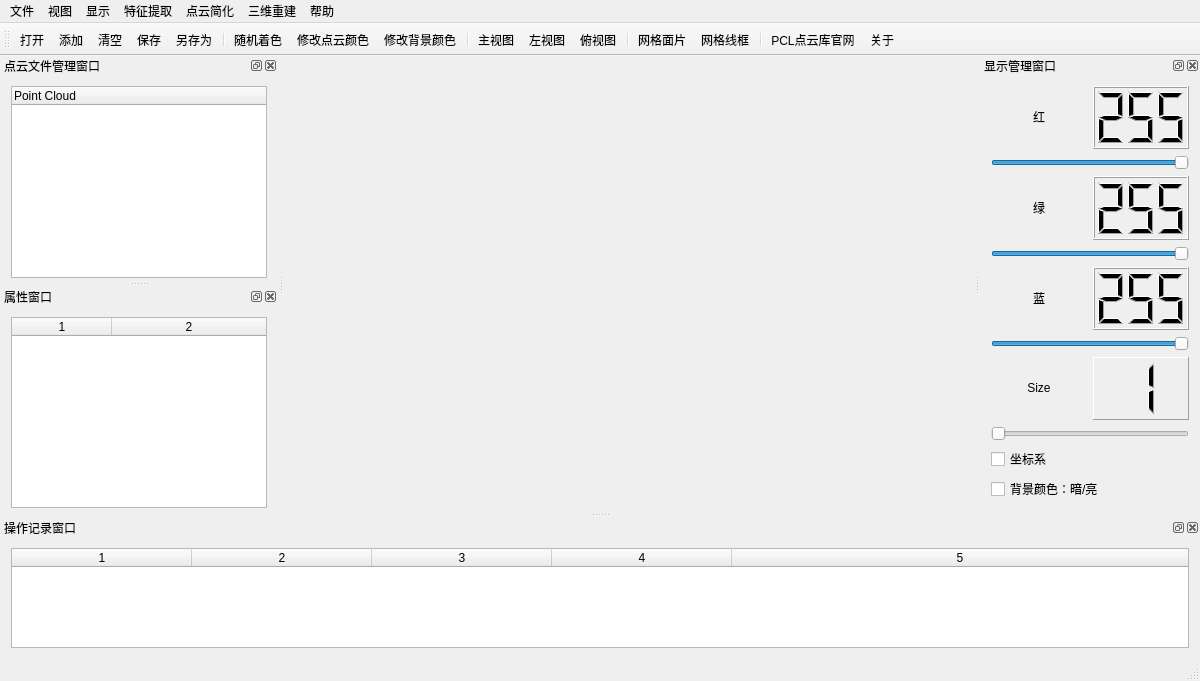
Old version of the form qtapplication.ui in the repository Mengyanduan/Graduation-Project.
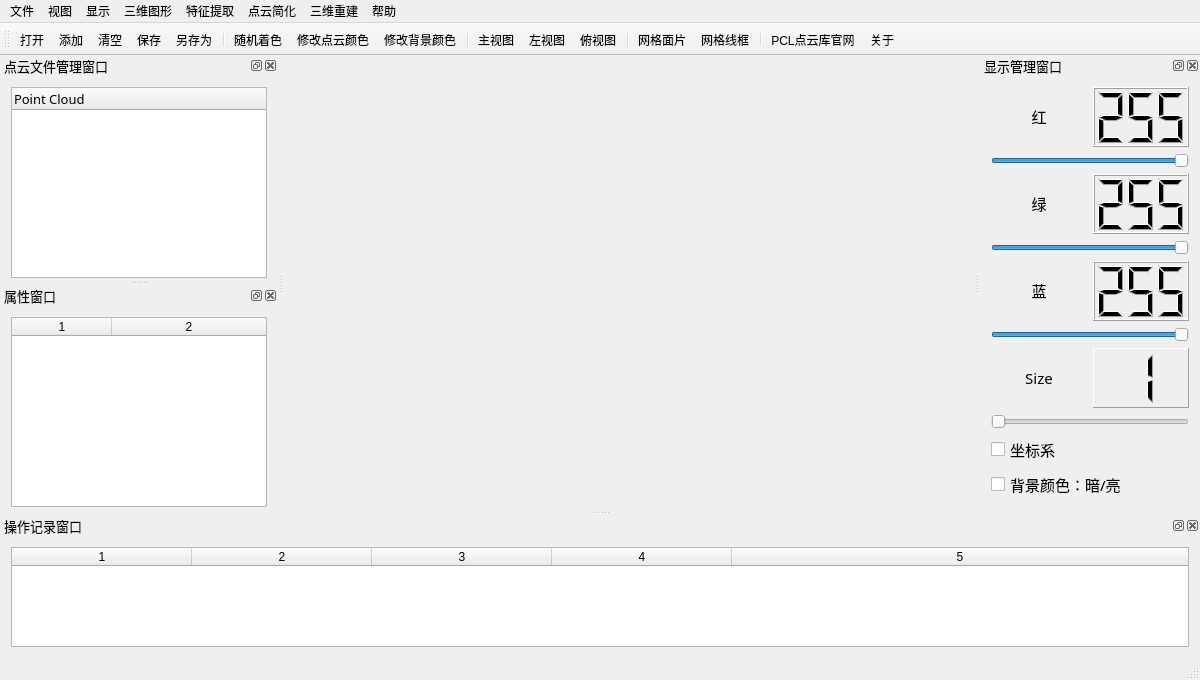
New version of the form. Icons and pictures are not drawn. Custom widgets are drawn as their Qt base class.

Patch:
```diff
--- a/qtapplication.ui
+++ b/qtapplication.ui
@@ -7,7 +7,7 @@
     <x>0</x>
     <y>0</y>
     <width>1200</width>
-    <height>681</height>
+    <height>680</height>
    </rect>
   </property>
   <property name="minimumSize">
@@ -115,9 +115,16 @@
     <addaction name="action_Help"/>
     <addaction name="action_About"/>
    </widget>
+   <widget class="QMenu" name="menu">
+    <property name="title">
+     <string>三维图形</string>
+    </property>
+    <addaction name="action_Sphere"/>
+   </widget>
    <addaction name="menu_File"/>
    <addaction name="menu_View"/>
    <addaction name="menu_Display"/>
+   <addaction name="menu"/>
    <addaction name="menu_Feature_extraction"/>
    <addaction name="menu_Simplification"/>
    <addaction name="menu_Generate"/>
@@ -170,6 +177,14 @@
      <height>524287</height>
     </size>
    </property>
+   <property name="font">
+    <font>
+     <family>SimSun-ExtB</family>
+     <pointsize>10</pointsize>
+     <weight>50</weight>
+     <bold>false</bold>
+    </font>
+   </property>
    <property name="floating">
     <bool>false</bool>
    </property>
@@ -224,6 +239,14 @@
      <height>524287</height>
     </size>
    </property>
+   <property name="font">
+    <font>
+     <family>SimSun-ExtB</family>
+     <pointsize>10</pointsize>
+     <weight>50</weight>
+     <bold>false</bold>
+    </font>
+   </property>
    <property name="floating">
     <bool>false</bool>
    </property>
@@ -258,6 +281,12 @@
        </item>
        <item row="3" column="0">
         <widget class="QLabel" name="Red_Label">
+         <property name="font">
+          <font>
+           <family>SimSun-ExtB</family>
+           <pointsize>11</pointsize>
+          </font>
+         </property>
          <property name="text">
           <string>&lt;html&gt;&lt;head/&gt;&lt;body&gt;&lt;p&gt;红&lt;/p&gt;&lt;/body&gt;&lt;/html&gt;</string>
          </property>
@@ -335,6 +364,12 @@
        </item>
        <item row="2" column="0">
         <widget class="QLabel" name="Green_Label">
+         <property name="font">
+          <font>
+           <family>SimSun-ExtB</family>
+           <pointsize>11</pointsize>
+          </font>
+         </property>
          <property name="text">
           <string>&lt;html&gt;&lt;head/&gt;&lt;body&gt;&lt;p&gt;绿&lt;/p&gt;&lt;/body&gt;&lt;/html&gt;</string>
          </property>
@@ -371,6 +406,12 @@
        </item>
        <item row="1" column="0">
         <widget class="QLabel" name="Blue_Label">
+         <property name="font">
+          <font>
+           <family>SimSun-ExtB</family>
+           <pointsize>11</pointsize>
+          </font>
+         </property>
          <property name="text">
           <string>&lt;html&gt;&lt;head/&gt;&lt;body&gt;&lt;p&gt;蓝&lt;/p&gt;&lt;/body&gt;&lt;/html&gt;</string>
          </property>
@@ -407,6 +448,12 @@
       <layout class="QGridLayout" name="gridLayout_9">
        <item row="0" column="0">
         <widget class="QCheckBox" name="Cordinate">
+         <property name="font">
+          <font>
+           <family>SimSun-ExtB</family>
+           <pointsize>11</pointsize>
+          </font>
+         </property>
          <property name="text">
           <string>坐标系</string>
          </property>
@@ -414,6 +461,12 @@
        </item>
        <item row="1" column="0">
         <widget class="QCheckBox" name="Background">
+         <property name="font">
+          <font>
+           <family>SimSun-ExtB</family>
+           <pointsize>11</pointsize>
+          </font>
+         </property>
          <property name="text">
           <string>背景颜色：暗/亮</string>
          </property>
@@ -450,6 +503,12 @@
        </item>
        <item row="0" column="0">
         <widget class="QLabel" name="PointSize_label">
+         <property name="font">
+          <font>
+           <family>SimSun-ExtB</family>
+           <pointsize>11</pointsize>
+          </font>
+         </property>
          <property name="text">
           <string>&lt;html&gt;&lt;head/&gt;&lt;body&gt;&lt;p&gt;Size&lt;/p&gt;&lt;/body&gt;&lt;/html&gt;</string>
          </property>
@@ -504,6 +563,14 @@
      <height>524287</height>
     </size>
    </property>
+   <property name="font">
+    <font>
+     <family>SimSun-ExtB</family>
+     <pointsize>10</pointsize>
+     <weight>50</weight>
+     <bold>false</bold>
+    </font>
+   </property>
    <property name="windowTitle">
     <string>属性窗口</string>
    </property>
@@ -556,7 +623,7 @@
    <property name="minimumSize">
     <size>
      <width>1000</width>
-     <height>140</height>
+     <height>142</height>
     </size>
    </property>
    <property name="maximumSize">
@@ -565,6 +632,14 @@
      <height>524287</height>
     </size>
    </property>
+   <property name="font">
+    <font>
+     <family>SimSun-ExtB</family>
+     <pointsize>10</pointsize>
+     <weight>50</weight>
+     <bold>false</bold>
+    </font>
+   </property>
    <property name="windowTitle">
     <string>操作记录窗口</string>
    </property>
```
Left out of the diff: 81 changed lines with no effect on the pictures.
